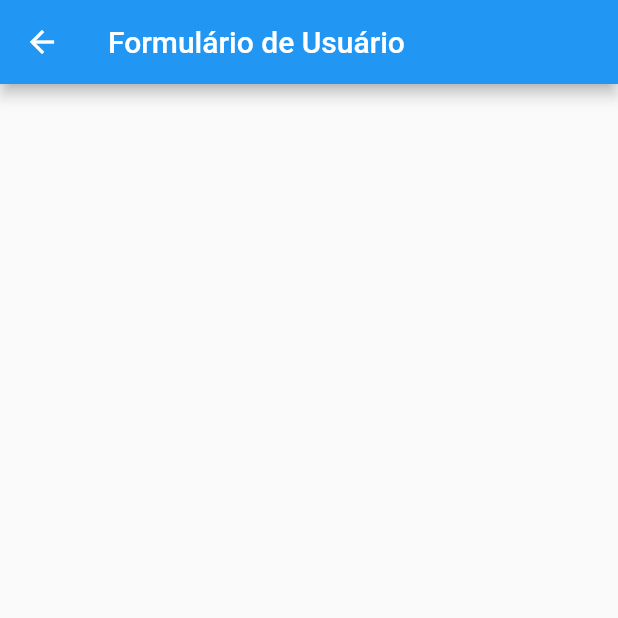
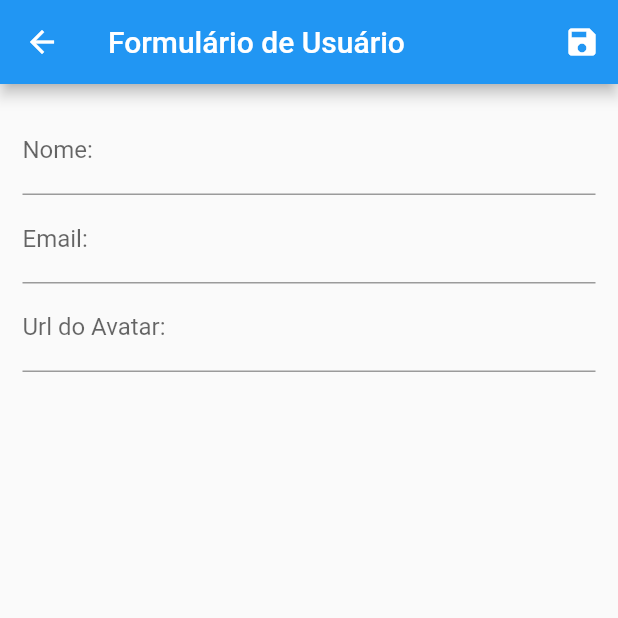
Before and after one commit to piedroalex/flutter_crud, a Flutter app: the UserForm screen opened by its route, on a phone screen of 412 x 824 dp, the top half of it. Run offline on Flutter 3.47's test engine with Material 2 defaults, Android fonts, the phone set to English and light mode, and no system bars; network calls fail.

```diff
--- a/lib/views/user_form.dart
+++ b/lib/views/user_form.dart
@@ -1,11 +1,67 @@
 import 'package:flutter/material.dart';
+import 'package:flutter_crud/models/user.dart';
+import 'package:flutter_crud/provider/users.dart';
+import 'package:provider/provider.dart';
 
 class UserForm extends StatelessWidget {
+  final _form = GlobalKey<FormState>();
+  final Map<String, String> _formData = {};
+
   @override
   Widget build(BuildContext context) {
     return Scaffold(
       appBar: AppBar(
         title: Text('Formulário de Usuário'),
+        actions: <Widget>[
+          IconButton(
+              icon: Icon(Icons.save),
+              onPressed: () {
+                final isValid = _form.currentState.validate();
+                if (isValid) {
+                  _form.currentState.save();
+                  Provider.of<UsersProvider>(context, listen: false).put(
+                    User(
+                      id: _formData['id'],
+                      name: _formData['name'],
+                      email: _formData['email'],
+                      avatarUrl: _formData['avatarUrl'],
+                    ),
+                  );
+                  Navigator.of(context).pop();
+                }
+              })
+        ],
+      ),
+      body: Padding(
+        padding: EdgeInsets.all(15),
+        child: Form(
+          key: _form,
+          child: Column(
+            children: <Widget>[
+              TextFormField(
+                decoration: InputDecoration(labelText: 'Nome:'),
+                validator: (value) {
+                  if (value == null || value.trim().isEmpty) {
+                    return 'Nome inválido';
+                  }
+                  if (value.trim().length < 3) {
+                    return 'Nome muito pequeno. No mínimo 3 letras.';
+                  }
+                  return null;
+                },
+                onSaved: (value) => _formData['name'] = value,
+              ),
+              TextFormField(
+                decoration: InputDecoration(labelText: 'Email:'),
+                onSaved: (value) => _formData['email'] = value,
+              ),
+              TextFormField(
+                decoration: InputDecoration(labelText: 'Url do Avatar:'),
+                onSaved: (value) => _formData['avatarUrl'] = value,
+              )
+            ],
+          ),
+        ),
       ),
     );
   }
```
